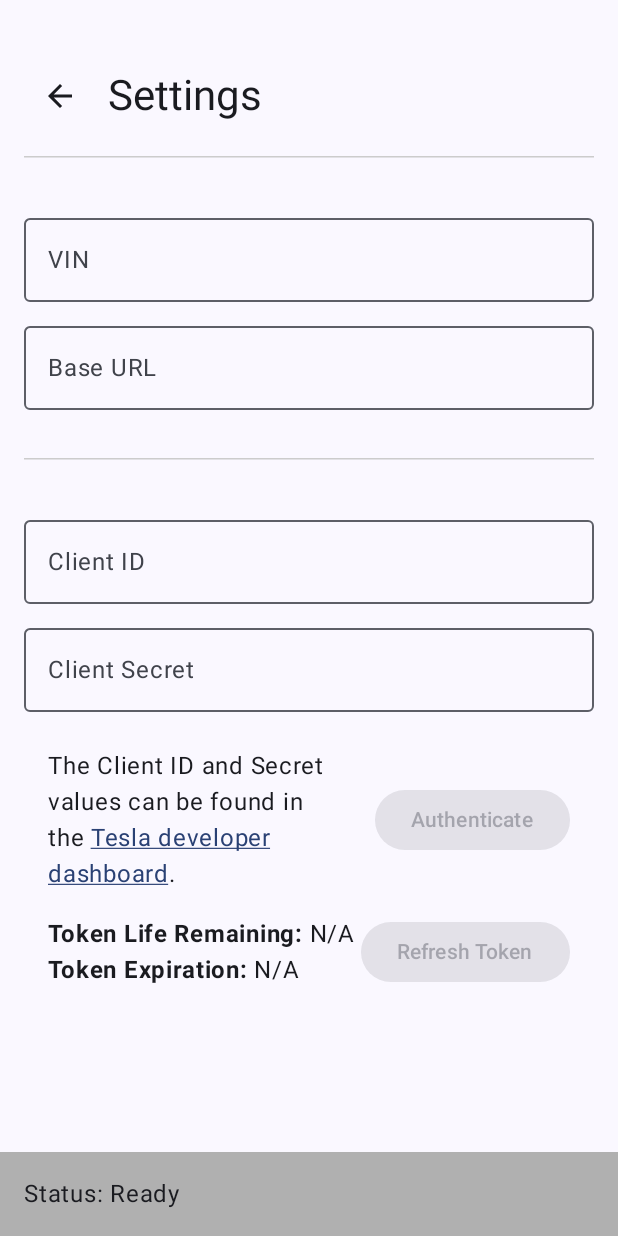
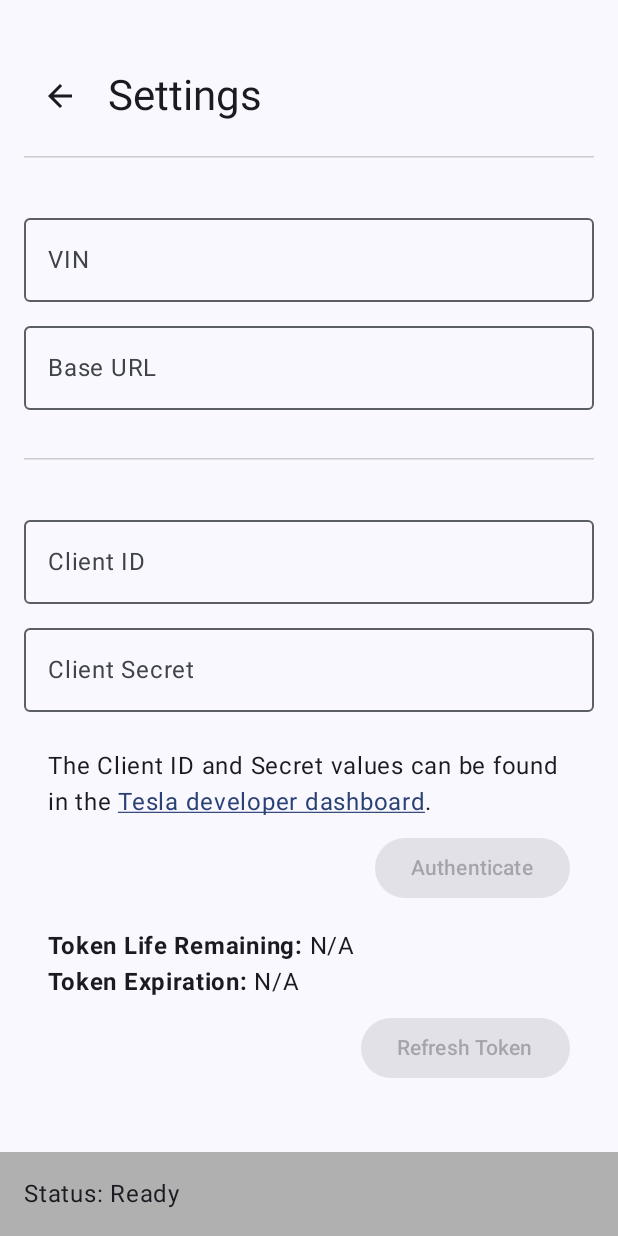
Before and after one commit to inindev/tesla_utils, an Android app built with Jetpack Compose: the SettingsScreen screen opened through its navigation route, on a phone screen of 412 x 824 dp. Run offline under Robolectric (Android 15) with nearby library versions, the phone set to English and light mode, and no system bars; 1 statement that could not run was skipped.

Commit message:
android app: improve settings panel layout and modularity
Signed-off-by: John Clark <inindev@gmail.com>

```diff
--- a/app/android/tesla_app/app/src/main/java/com/github/inindev/teslaapp/SettingsScreen.kt
+++ b/app/android/tesla_app/app/src/main/java/com/github/inindev/teslaapp/SettingsScreen.kt
@@ -5,6 +5,7 @@ import android.net.Uri
 import android.util.Log
 import androidx.compose.foundation.clickable
 import androidx.compose.foundation.layout.*
+import androidx.compose.foundation.lazy.LazyColumn
 import androidx.compose.foundation.text.KeyboardOptions
 import androidx.compose.material.icons.Icons
 import androidx.compose.material.icons.automirrored.filled.ArrowBack
@@ -61,12 +62,37 @@ fun SettingsScreen(navController: NavHostController, oauth2Client: OAuth2Client,
     Scaffold(
         bottomBar = { StatusBar(statusText = statusText) }
     ) { innerPadding ->
-        Column(
+        LazyColumn(
             modifier = Modifier
                 .fillMaxSize()
                 .padding(innerPadding)
                 .padding(16.dp)
         ) {
+            item {
+                SettingsHeader(navController)
+                VinInput(settings, settingsViewModel)
+                BaseUrlInput(settings, settingsViewModel)
+
+                HorizontalDivider(
+                    modifier = Modifier
+                        .fillMaxWidth()
+                        .padding(top = 32.dp, bottom = 16.dp),
+                    thickness = 1.dp,
+                    color = Color.LightGray
+                )
+
+                ClientIdInput(settings, settingsViewModel)
+                ClientSecretInput(settings, settingsViewModel)
+
+                AuthenticateSection(context, mainViewModel, settingsViewModel)
+                TokenInfoDisplay(oauth2Client, mainViewModel)
+            }
+        }
+    }
+}
+
+@Composable
+fun SettingsHeader(navController: NavHostController) {
     Spacer(modifier = Modifier.height(24.dp))
 
     Row(
@@ -90,9 +116,12 @@ fun SettingsScreen(navController: NavHostController, oauth2Client: OAuth2Client,
         thickness = 1.dp,
         color = Color.LightGray
     )
+}
 
-            // VIN
+@Composable
+fun VinInput(settings: SettingsViewModel.Settings, settingsViewModel: SettingsViewModel) {
     val vinValidationState by settingsViewModel.vinValidationState.collectAsState()
+
     OutlinedTextField(
         value = settings.vin,
         onValueChange = { settingsViewModel.updateVin(it.uppercase()) },
@@ -118,12 +147,14 @@ fun SettingsScreen(navController: NavHostController, oauth2Client: OAuth2Client,
                     contentDescription = "VIN incomplete",
                     tint = ValidationWarningColor
                 )
+
                 SettingsValidator.ValidationState.INVALID -> Icon(
                     imageVector = Icons.Default.Warning,
                     contentDescription = "Invalid VIN",
                     tint = MaterialTheme.colorScheme.error
                 )
-                        else -> { } // No icon for VALID or EMPTY
+
+                else -> {} // No icon for VALID or EMPTY
             }
         },
         placeholder = {
@@ -139,9 +170,12 @@ fun SettingsScreen(navController: NavHostController, oauth2Client: OAuth2Client,
         validButIncompleteMessage = "VIN is partially valid but too short. Please enter all 17 characters.",
         invalidMessage = "Not a valid VIN: Please enter a 17-character VIN with valid characters."
     )
+}
 
-            // Base URL
+@Composable
+fun BaseUrlInput(settings: SettingsViewModel.Settings, settingsViewModel: SettingsViewModel) {
     val baseUrlValidationState by settingsViewModel.baseUrlValidationState.collectAsState()
+
     OutlinedTextField(
         value = settings.baseUrl,
         onValueChange = { settingsViewModel.updateBaseUrl(it) },
@@ -167,12 +201,14 @@ fun SettingsScreen(navController: NavHostController, oauth2Client: OAuth2Client,
                     contentDescription = "Base URL incomplete",
                     tint = ValidationWarningColor
                 )
+
                 SettingsValidator.ValidationState.INVALID -> Icon(
                     imageVector = Icons.Default.Warning,
                     contentDescription = "Invalid Base URL",
                     tint = MaterialTheme.colorScheme.error
                 )
-                        else -> { } // No icon for VALID or EMPTY
+
+                else -> {} // No icon for VALID or EMPTY
             }
         },
         placeholder = {
@@ -188,18 +224,12 @@ fun SettingsScreen(navController: NavHostController, oauth2Client: OAuth2Client,
         validButIncompleteMessage = "Base URL is partially valid but lacks full HTTPS specification. Please include scheme and host.",
         invalidMessage = "Base URL is invalid. Must start with 'https://' and include a valid host."
     )
+}
 
-            // horizontal separator
-            HorizontalDivider(
-                modifier = Modifier
-                    .fillMaxWidth()
-                    .padding(top = 32.dp, bottom = 16.dp),
-                thickness = 1.dp,
-                color = Color.LightGray
-            )
+@Composable
+fun ClientIdInput(settings: SettingsViewModel.Settings, settingsViewModel: SettingsViewModel) {
+    val clientIdValidationState by settingsViewModel.clientIdValidationState.collectAsState()
 
-            // Client ID
-            val clientIdValidationState by settingsViewModel.clientIdValidationState.collectAsState()
     OutlinedTextField(
         value = settings.clientId,
         onValueChange = { settingsViewModel.updateClientId(it) },
@@ -226,12 +256,14 @@ fun SettingsScreen(navController: NavHostController, oauth2Client: OAuth2Client,
                     contentDescription = "Client ID incomplete",
                     tint = ValidationWarningColor
                 )
+
                 SettingsValidator.ValidationState.INVALID -> Icon(
                     imageVector = Icons.Default.Warning,
                     contentDescription = "Invalid Client ID",
                     tint = MaterialTheme.colorScheme.error
                 )
-                        else -> { } // No icon for VALID or EMPTY
+
+                else -> {} // No icon for VALID or EMPTY
             }
         },
         placeholder = {
@@ -248,8 +280,10 @@ fun SettingsScreen(navController: NavHostController, oauth2Client: OAuth2Client,
         validButIncompleteMessage = "Client ID is partially valid but incomplete. Please complete the UUID format.",
         invalidMessage = "Please enter a valid UUID format for Client ID: xxxxxxxx-xxxx-xxxx-xxxx-xxxxxxxxxxxx"
     )
+}
 
-            // Client Secret
+@Composable
+fun ClientSecretInput(settings: SettingsViewModel.Settings, settingsViewModel: SettingsViewModel) {
     val clientSecretValidationState by settingsViewModel.clientSecretValidationState.collectAsState()
     OutlinedTextField(
         value = settings.clientSecret,
@@ -277,12 +311,14 @@ fun SettingsScreen(navController: NavHostController, oauth2Client: OAuth2Client,
                     contentDescription = "Client Secret incomplete",
                     tint = ValidationWarningColor
                 )
+
                 SettingsValidator.ValidationState.INVALID -> Icon(
                     imageVector = Icons.Default.Warning,
                     contentDescription = "Invalid Client Secret",
                     tint = MaterialTheme.colorScheme.error
                 )
-                        else -> { } // No icon for VALID or EMPTY
+
+                else -> {} // No icon for VALID or EMPTY
             }
         },
         // Placeholder text
@@ -295,13 +331,17 @@ fun SettingsScreen(navController: NavHostController, oauth2Client: OAuth2Client,
         validButIncompleteMessage = "Client Secret is partially valid but incomplete. Please enter the full 26 characters.",
         invalidMessage = "Client Secret is invalid. It must start with 'ta-secret.' and be 26 characters long."
     )
+}
 
-            Row(
+@Composable
+fun AuthenticateSection(context: android.content.Context, mainViewModel: MainViewModel, settingsViewModel: SettingsViewModel) {
+    val clientIdValidationState by settingsViewModel.clientIdValidationState.collectAsState()
+
+    Column(
         modifier = Modifier
             .fillMaxWidth()
             .padding(top = 24.dp, start = 16.dp, end = 16.dp),
-                horizontalArrangement = Arrangement.SpaceBetween,
-                verticalAlignment = Alignment.CenterVertically
+        horizontalAlignment = Alignment.Start
     ) {
         // Message with link
         Text(
@@ -321,8 +361,6 @@ fun SettingsScreen(navController: NavHostController, oauth2Client: OAuth2Client,
                 append(".")
             },
             modifier = Modifier
-                        .weight(1f)
-                        .padding(end = 32.dp)
                 .clickable {
                     val intent = Intent(
                         Intent.ACTION_VIEW,
@@ -345,41 +383,12 @@ fun SettingsScreen(navController: NavHostController, oauth2Client: OAuth2Client,
                 }
             },
             enabled = clientIdValidationState == SettingsValidator.ValidationState.VALID && !isAuthenticating,
+            modifier = Modifier
+                .padding(top = 8.dp)
+                .align(Alignment.End)
         ) {
             Text("Authenticate")
         }
-            }
-
-            // Usage in SettingsScreen
-            TokenInfoDisplay(oauth2Client, mainViewModel)
-        }
-    }
-}
-
-@Composable
-fun ValidationFeedback(
-    validationState: SettingsValidator.ValidationState,
-    validButIncompleteMessage: String,
-    invalidMessage: String
-) {
-    when (validationState) {
-        SettingsValidator.ValidationState.VALID_BUT_INCOMPLETE -> {
-            Text(
-                text = validButIncompleteMessage,
-                color = ValidationWarningColor,
-                style = MaterialTheme.typography.labelSmall,
-                modifier = Modifier.padding(start = 16.dp)
-            )
-        }
-        SettingsValidator.ValidationState.INVALID -> {
-            Text(
-                text = invalidMessage,
-                color = MaterialTheme.colorScheme.error,
-                style = MaterialTheme.typography.labelSmall,
-                modifier = Modifier.padding(start = 16.dp)
-            )
-        }
-        else -> { } // no message for VALID or EMPTY
     }
 }
 
@@ -388,12 +397,11 @@ fun TokenInfoDisplay(oauth2Client: OAuth2Client, viewModel: MainViewModel) {
     var tokenInfo by remember { mutableStateOf(oauth2Client.getJwtExpInfo()) }
     val scope = rememberCoroutineScope()
 
-    Row(
+    Column(
         modifier = Modifier
             .fillMaxWidth()
             .padding(top = 16.dp, start = 16.dp, end = 16.dp),
-        horizontalArrangement = Arrangement.SpaceBetween,
-        verticalAlignment = Alignment.CenterVertically
+        horizontalAlignment = Alignment.Start
     ) {
         Column {
             Text(
@@ -442,10 +450,40 @@ fun TokenInfoDisplay(oauth2Client: OAuth2Client, viewModel: MainViewModel) {
                     }
                 }
             },
-            enabled = tokenInfo != null
+            enabled = tokenInfo != null,
+            modifier = Modifier
+                .padding(top = 8.dp)
+                .align(Alignment.End)
         ) {
             Text("Refresh Token")
         }
+    }
+}
+
+@Composable
+fun ValidationFeedback(
+    validationState: SettingsValidator.ValidationState,
+    validButIncompleteMessage: String,
+    invalidMessage: String
+) {
+    when (validationState) {
+        SettingsValidator.ValidationState.VALID_BUT_INCOMPLETE -> {
+            Text(
+                text = validButIncompleteMessage,
+                color = ValidationWarningColor,
+                style = MaterialTheme.typography.labelSmall,
+                modifier = Modifier.padding(start = 16.dp)
+            )
+        }
+        SettingsValidator.ValidationState.INVALID -> {
+            Text(
+                text = invalidMessage,
+                color = MaterialTheme.colorScheme.error,
+                style = MaterialTheme.typography.labelSmall,
+                modifier = Modifier.padding(start = 16.dp)
+            )
+        }
+        else -> { } // no message for VALID or EMPTY
     }
 }
 
```
Lines whose indentation alone changed are shown as unchanged.
